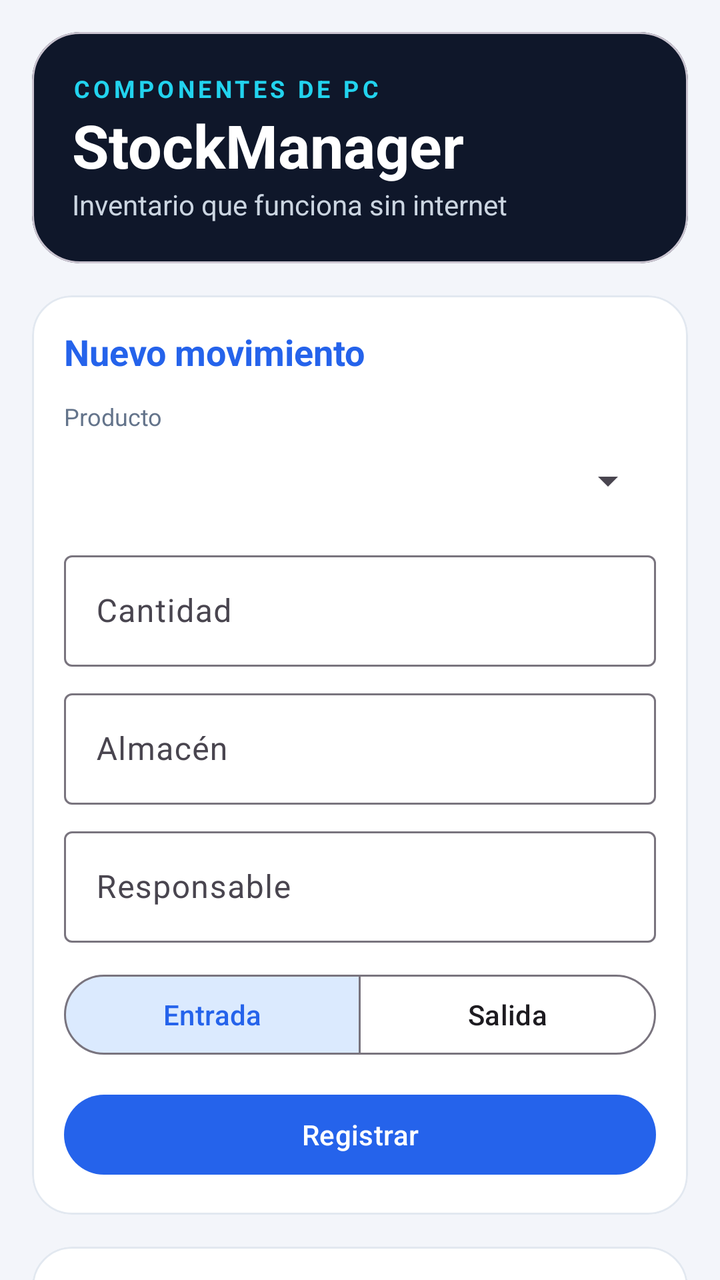
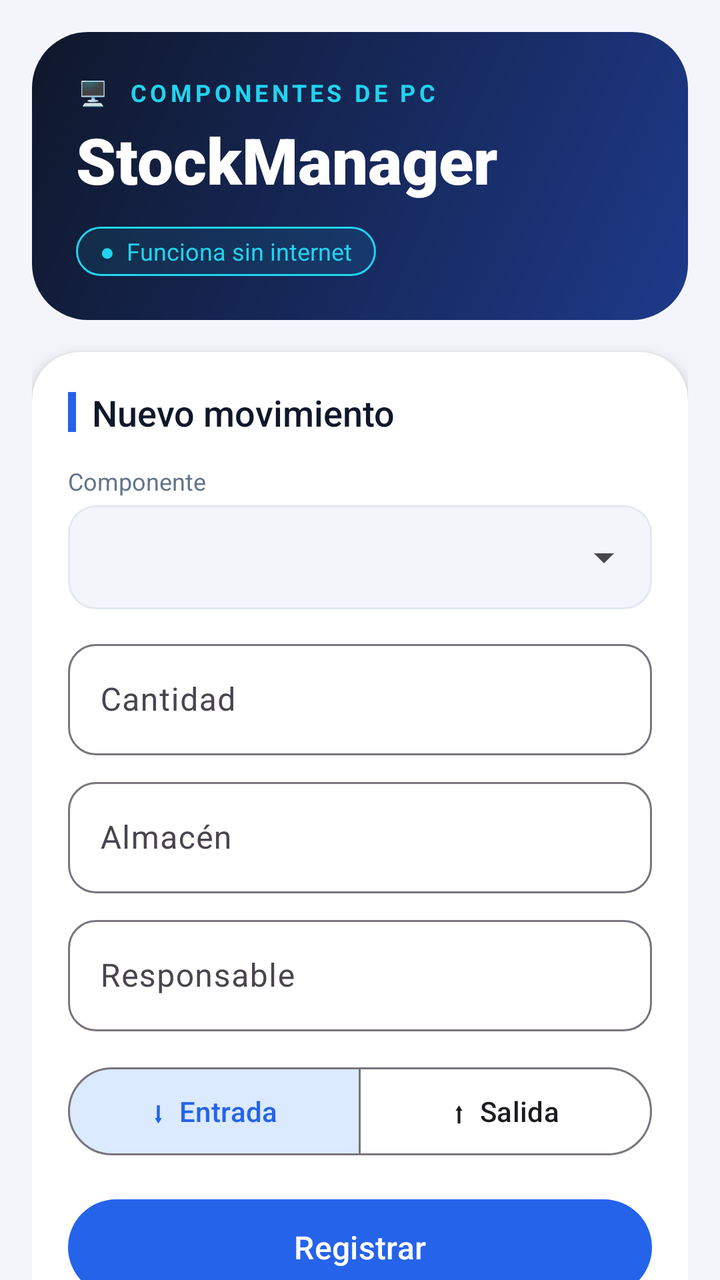

Two renders of the same Android screen: before a commit and after it. Below are the layout's source before the change and the commit's diff.
<!-- AndroidManifest.xml: application theme Theme.StockManager -->
<!-- res/layout/activity_main.xml -->
<?xml version="1.0" encoding="utf-8"?>
<androidx.core.widget.NestedScrollView
    xmlns:android="http://schemas.android.com/apk/res/android"
    xmlns:app="http://schemas.android.com/apk/res-auto"
    android:layout_width="match_parent"
    android:layout_height="match_parent"
    android:background="@color/sm_fondo"
    android:clipToPadding="false"
    android:theme="@style/ThemeOverlay.StockManager">

    <LinearLayout
        android:layout_width="match_parent"
        android:layout_height="wrap_content"
        android:orientation="vertical"
        android:padding="16dp">

        
        <com.google.android.material.card.MaterialCardView
            android:layout_width="match_parent"
            android:layout_height="wrap_content"
            app:cardBackgroundColor="@color/sm_header"
            app:cardCornerRadius="24dp"
            app:cardElevation="0dp">

            <LinearLayout
                android:layout_width="match_parent"
                android:layout_height="wrap_content"
                android:orientation="vertical"
                android:padding="20dp">

                <TextView
                    android:layout_width="wrap_content"
                    android:layout_height="wrap_content"
                    android:letterSpacing="0.15"
                    android:text="COMPONENTES DE PC"
                    android:textColor="@color/sm_cian"
                    android:textSize="12sp"
                    android:textStyle="bold" />

                <TextView
                    android:layout_width="wrap_content"
                    android:layout_height="wrap_content"
                    android:text="StockManager"
                    android:textColor="@android:color/white"
                    android:textSize="30sp"
                    android:textStyle="bold" />

                <TextView
                    android:layout_width="wrap_content"
                    android:layout_height="wrap_content"
                    android:text="Inventario que funciona sin internet"
                    android:textColor="@color/sm_subtitulo" />
            </LinearLayout>
        </com.google.android.material.card.MaterialCardView>

        
        <com.google.android.material.card.MaterialCardView
            android:layout_width="match_parent"
            android:layout_height="wrap_content"
            android:layout_marginTop="16dp"
            app:cardBackgroundColor="@color/sm_superficie"
            app:cardCornerRadius="20dp"
            app:cardElevation="0dp"
            app:strokeColor="@color/sm_borde"
            app:strokeWidth="1dp">

            <LinearLayout
                android:layout_width="match_parent"
                android:layout_height="wrap_content"
                android:orientation="vertical"
                android:padding="16dp">

                <TextView
                    android:layout_width="wrap_content"
                    android:layout_height="wrap_content"
                    android:text="Nuevo movimiento"
                    android:textColor="@color/sm_primario"
                    android:textSize="18sp"
                    android:textStyle="bold" />

                <TextView
                    android:layout_width="wrap_content"
                    android:layout_height="wrap_content"
                    android:layout_marginTop="12dp"
                    android:text="Producto"
                    android:textColor="@color/sm_gris"
                    android:textSize="12sp" />

                <Spinner
                    android:id="@+id/spProducto"
                    android:layout_width="match_parent"
                    android:layout_height="wrap_content"
                    android:minHeight="48dp" />

                <com.google.android.material.textfield.TextInputLayout
                    style="@style/Widget.Material3.TextInputLayout.OutlinedBox"
                    android:layout_width="match_parent"
                    android:layout_height="wrap_content"
                    android:layout_marginTop="8dp"
                    android:hint="Cantidad">

                    <com.google.android.material.textfield.TextInputEditText
                        android:id="@+id/etCantidad"
                        android:layout_width="match_parent"
                        android:layout_height="wrap_content"
                        android:inputType="number" />
                </com.google.android.material.textfield.TextInputLayout>

                <com.google.android.material.textfield.TextInputLayout
                    style="@style/Widget.Material3.TextInputLayout.OutlinedBox"
                    android:layout_width="match_parent"
                    android:layout_height="wrap_content"
                    android:layout_marginTop="8dp"
                    android:hint="Almacén">

                    <com.google.android.material.textfield.TextInputEditText
                        android:id="@+id/etAlmacen"
                        android:layout_width="match_parent"
                        android:layout_height="wrap_content"
                        android:inputType="textCapWords" />
                </com.google.android.material.textfield.TextInputLayout>

                <com.google.android.material.textfield.TextInputLayout
                    style="@style/Widget.Material3.TextInputLayout.OutlinedBox"
                    android:layout_width="match_parent"
                    android:layout_height="wrap_content"
                    android:layout_marginTop="8dp"
                    android:hint="Responsable">

                    <com.google.android.material.textfield.TextInputEditText
                        android:id="@+id/etResponsable"
                        android:layout_width="match_parent"
                        android:layout_height="wrap_content"
                        android:inputType="textPersonName|textCapWords" />
                </com.google.android.material.textfield.TextInputLayout>

                <com.google.android.material.button.MaterialButtonToggleGroup
                    android:id="@+id/rgTipo"
                    android:layout_width="match_parent"
                    android:layout_height="wrap_content"
                    android:layout_marginTop="12dp"
                    app:checkedButton="@id/rbEntrada"
                    app:selectionRequired="true"
                    app:singleSelection="true">

                    <com.google.android.material.button.MaterialButton
                        android:id="@+id/rbEntrada"
                        style="?attr/materialButtonOutlinedStyle"
                        android:layout_width="0dp"
                        android:layout_height="wrap_content"
                        android:layout_weight="1"
                        android:text="Entrada" />

                    <com.google.android.material.button.MaterialButton
                        android:id="@+id/rbSalida"
                        style="?attr/materialButtonOutlinedStyle"
                        android:layout_width="0dp"
                        android:layout_height="wrap_content"
                        android:layout_weight="1"
                        android:text="Salida" />
                </com.google.android.material.button.MaterialButtonToggleGroup>

                <LinearLayout
                    android:layout_width="match_parent"
                    android:layout_height="wrap_content"
                    android:layout_marginTop="12dp"
                    android:orientation="horizontal">

                    <com.google.android.material.button.MaterialButton
                        android:id="@+id/btnGuardar"
                        android:layout_width="0dp"
                        android:layout_height="wrap_content"
                        android:layout_weight="1"
                        android:text="Registrar" />

                    <com.google.android.material.button.MaterialButton
                        android:id="@+id/btnCancelar"
                        style="@style/Widget.Material3.Button.TextButton"
                        android:layout_width="wrap_content"
                        android:layout_height="wrap_content"
                        android:text="Cancelar"
                        android:visibility="gone" />
                </LinearLayout>
            </LinearLayout>
        </com.google.android.material.card.MaterialCardView>

        
        <com.google.android.material.card.MaterialCardView
            android:layout_width="match_parent"
            android:layout_height="wrap_content"
            android:layout_marginTop="16dp"
            app:cardBackgroundColor="@color/sm_superficie"
            app:cardCornerRadius="20dp"
            app:cardElevation="0dp"
            app:strokeColor="@color/sm_borde"
            app:strokeWidth="1dp">

            <LinearLayout
                android:layout_width="match_parent"
                android:layout_height="wrap_content"
                android:orientation="vertical"
                android:padding="16dp">

                <TextView
                    android:layout_width="wrap_content"
                    android:layout_height="wrap_content"
                    android:text="Stock actual"
                    android:textColor="@color/sm_primario"
                    android:textSize="18sp"
                    android:textStyle="bold" />

                <TextView
                    android:id="@+id/tvStock"
                    android:layout_width="match_parent"
                    android:layout_height="wrap_content"
                    android:layout_marginTop="8dp"
                    android:lineSpacingExtra="6dp"
                    android:text="Cargando…"
                    android:textColor="@color/sm_header" />
            </LinearLayout>
        </com.google.android.material.card.MaterialCardView>

        
        <TextView
            android:layout_width="wrap_content"
            android:layout_height="wrap_content"
            android:layout_marginStart="4dp"
            android:layout_marginTop="20dp"
            android:text="Historial de movimientos"
            android:textColor="@color/sm_header"
            android:textSize="18sp"
            android:textStyle="bold" />

        <androidx.recyclerview.widget.RecyclerView
            android:id="@+id/rvMovimientos"
            android:layout_width="match_parent"
            android:layout_height="wrap_content"
            android:nestedScrollingEnabled="false" />
    </LinearLayout>
</androidx.core.widget.NestedScrollView>
<!-- resources referenced by this layout -->
<resources>
  <color name="sm_borde">#E2E8F0</color>
  <color name="sm_cian">#22D3EE</color>
  <color name="sm_fondo">#F3F5FA</color>
  <color name="sm_gris">#64748B</color>
  <color name="sm_header">#0F172A</color>
  <color name="sm_primario">#2563EB</color>
  <color name="sm_subtitulo">#CBD5E1</color>
  <color name="sm_superficie">#FFFFFF</color>
  <style name="ThemeOverlay.StockManager" parent="ThemeOverlay.Material3">
          <item name="colorPrimary">@color/sm_primario</item>
          <item name="colorOnPrimary">@android:color/white</item>
          <item name="colorPrimaryContainer">@color/sm_primario_suave</item>
          <item name="colorOnPrimaryContainer">@color/sm_primario</item>
          <item name="colorSecondary">@color/sm_primario</item>
          <item name="colorOnSecondary">@android:color/white</item>
          <item name="colorSecondaryContainer">@color/sm_primario_suave</item>
          <item name="colorOnSecondaryContainer">@color/sm_primario</item>
          <item name="colorControlActivated">@color/sm_primario</item>
      </style>
  <style name="Theme.StockManager" parent="Base.Theme.StockManager" />
  <color name="sm_primario_suave">#DBEAFE</color>
  <style name="Base.Theme.StockManager" parent="Theme.Material3.DayNight.NoActionBar">
          
          
      </style>
</resources>

<!-- the commit's change to res/layout/activity_main.xml (unified diff, before → after) -->
@@ -15,43 +15,44 @@
         android:padding="16dp">
 
         
-        <com.google.android.material.card.MaterialCardView
+        <LinearLayout
             android:layout_width="match_parent"
             android:layout_height="wrap_content"
-            app:cardBackgroundColor="@color/sm_header"
-            app:cardCornerRadius="24dp"
-            app:cardElevation="0dp">
-
-            <LinearLayout
-                android:layout_width="match_parent"
-                android:layout_height="wrap_content"
-                android:orientation="vertical"
-                android:padding="20dp">
-
-                <TextView
-                    android:layout_width="wrap_content"
-                    android:layout_height="wrap_content"
-                    android:letterSpacing="0.15"
-                    android:text="COMPONENTES DE PC"
-                    android:textColor="@color/sm_cian"
-                    android:textSize="12sp"
-                    android:textStyle="bold" />
-
-                <TextView
-                    android:layout_width="wrap_content"
-                    android:layout_height="wrap_content"
-                    android:text="StockManager"
-                    android:textColor="@android:color/white"
-                    android:textSize="30sp"
-                    android:textStyle="bold" />
-
-                <TextView
-                    android:layout_width="wrap_content"
-                    android:layout_height="wrap_content"
-                    android:text="Inventario que funciona sin internet"
-                    android:textColor="@color/sm_subtitulo" />
-            </LinearLayout>
-        </com.google.android.material.card.MaterialCardView>
+            android:background="@drawable/fondo_encabezado"
+            android:orientation="vertical"
+            android:padding="22dp">
+
+            <TextView
+                android:layout_width="wrap_content"
+                android:layout_height="wrap_content"
+                android:letterSpacing="0.15"
+                android:text="🖥️  COMPONENTES DE PC"
+                android:textColor="@color/sm_cian"
+                android:textSize="12sp"
+                android:textStyle="bold" />
+
+            <TextView
+                android:layout_width="wrap_content"
+                android:layout_height="wrap_content"
+                android:layout_marginTop="4dp"
+                android:fontFamily="sans-serif-black"
+                android:text="StockManager"
+                android:textColor="@android:color/white"
+                android:textSize="32sp" />
+
+            <TextView
+                android:layout_width="wrap_content"
+                android:layout_height="wrap_content"
+                android:layout_marginTop="12dp"
+                android:background="@drawable/etiqueta_cian"
+                android:paddingStart="12dp"
+                android:paddingTop="4dp"
+                android:paddingEnd="12dp"
+                android:paddingBottom="4dp"
+                android:text="●  Funciona sin internet"
+                android:textColor="@color/sm_cian"
+                android:textSize="12sp" />
+        </LinearLayout>
 
         
         <com.google.android.material.card.MaterialCardView
@@ -59,45 +60,72 @@
             android:layout_height="wrap_content"
             android:layout_marginTop="16dp"
             app:cardBackgroundColor="@color/sm_superficie"
-            app:cardCornerRadius="20dp"
-            app:cardElevation="0dp"
-            app:strokeColor="@color/sm_borde"
-            app:strokeWidth="1dp">
+            app:cardCornerRadius="24dp"
+            app:cardElevation="4dp"
+            app:strokeWidth="0dp">
 
             <LinearLayout
                 android:layout_width="match_parent"
                 android:layout_height="wrap_content"
                 android:orientation="vertical"
-                android:padding="16dp">
+                android:padding="18dp">
+
+                <LinearLayout
+                    android:layout_width="wrap_content"
+                    android:layout_height="wrap_content"
+                    android:gravity="center_vertical"
+                    android:orientation="horizontal">
+
+                    <View
+                        android:layout_width="4dp"
+                        android:layout_height="20dp"
+                        android:background="@color/sm_primario" />
+
+                    <TextView
+                        android:layout_width="wrap_content"
+                        android:layout_height="wrap_content"
+                        android:layout_marginStart="8dp"
+                        android:fontFamily="sans-serif-medium"
+                        android:text="Nuevo movimiento"
+                        android:textColor="@color/sm_header"
+                        android:textSize="18sp" />
+                </LinearLayout>
 
                 <TextView
                     android:layout_width="wrap_content"
                     android:layout_height="wrap_content"
-                    android:text="Nuevo movimiento"
-                    android:textColor="@color/sm_primario"
-                    android:textSize="18sp"
-                    android:textStyle="bold" />
-
-                <TextView
-                    android:layout_width="wrap_content"
-                    android:layout_height="wrap_content"
-                    android:layout_marginTop="12dp"
-                    android:text="Producto"
+                    android:layout_marginTop="14dp"
+                    android:text="Componente"
                     android:textColor="@color/sm_gris"
                     android:textSize="12sp" />
 
-                <Spinner
-                    android:id="@+id/spProducto"
-                    android:layout_width="match_parent"
-                    android:layout_height="wrap_content"
-                    android:minHeight="48dp" />
+                <com.google.android.material.card.MaterialCardView
+                    android:layout_width="match_parent"
+                    android:layout_height="wrap_content"
+                    android:layout_marginTop="4dp"
+                    app:cardBackgroundColor="@color/sm_fondo"
+                    app:cardCornerRadius="14dp"
+                    app:cardElevation="0dp"
+                    app:strokeColor="@color/sm_borde"
+                    app:strokeWidth="1dp">
+
+                    <Spinner
+                        android:id="@+id/spProducto"
+                        android:layout_width="match_parent"
+                        android:layout_height="wrap_content"
+                        android:minHeight="52dp" />
+                </com.google.android.material.card.MaterialCardView>
 
                 <com.google.android.material.textfield.TextInputLayout
                     style="@style/Widget.Material3.TextInputLayout.OutlinedBox"
                     android:layout_width="match_parent"
                     android:layout_height="wrap_content"
-                    android:layout_marginTop="8dp"
-                    android:hint="Cantidad">
+                    android:layout_marginTop="12dp"
+                    android:hint="Cantidad"
+                    app:boxCornerRadiusBottomEnd="14dp"
+                    app:boxCornerRadiusBottomStart="14dp"
+                    app:boxCornerRadiusTopEnd="14dp"
+                    app:boxCornerRadiusTopStart="14dp">
 
                     <com.google.android.material.textfield.TextInputEditText
                         android:id="@+id/etCantidad"
@@ -111,7 +139,11 @@
                     android:layout_width="match_parent"
                     android:layout_height="wrap_content"
                     android:layout_marginTop="8dp"
-                    android:hint="Almacén">
+                    android:hint="Almacén"
+                    app:boxCornerRadiusBottomEnd="14dp"
+                    app:boxCornerRadiusBottomStart="14dp"
+                    app:boxCornerRadiusTopEnd="14dp"
+                    app:boxCornerRadiusTopStart="14dp">
 
                     <com.google.android.material.textfield.TextInputEditText
                         android:id="@+id/etAlmacen"
@@ -125,7 +157,11 @@
                     android:layout_width="match_parent"
                     android:layout_height="wrap_content"
                     android:layout_marginTop="8dp"
-                    android:hint="Responsable">
+                    android:hint="Responsable"
+                    app:boxCornerRadiusBottomEnd="14dp"
+                    app:boxCornerRadiusBottomStart="14dp"
+                    app:boxCornerRadiusTopEnd="14dp"
+                    app:boxCornerRadiusTopStart="14dp">
 
                     <com.google.android.material.textfield.TextInputEditText
                         android:id="@+id/etResponsable"
@@ -138,7 +174,7 @@
                     android:id="@+id/rgTipo"
                     android:layout_width="match_parent"
                     android:layout_height="wrap_content"
-                    android:layout_marginTop="12dp"
+                    android:layout_marginTop="14dp"
                     app:checkedButton="@id/rbEntrada"
                     app:selectionRequired="true"
                     app:singleSelection="true">
@@ -147,39 +183,48 @@
                         android:id="@+id/rbEntrada"
                         style="?attr/materialButtonOutlinedStyle"
                         android:layout_width="0dp"
-                        android:layout_height="wrap_content"
+                        android:layout_height="52dp"
                         android:layout_weight="1"
-                        android:text="Entrada" />
+                        android:text="⬇  Entrada"
+                        android:textAllCaps="false" />
 
                     <com.google.android.material.button.MaterialButton
                         android:id="@+id/rbSalida"
                         style="?attr/materialButtonOutlinedStyle"
                         android:layout_width="0dp"
-                        android:layout_height="wrap_content"
+                        android:layout_height="52dp"
                         android:layout_weight="1"
-                        android:text="Salida" />
+                        android:text="⬆  Salida"
+                        android:textAllCaps="false" />
                 </com.google.android.material.button.MaterialButtonToggleGroup>
 
                 <LinearLayout
                     android:layout_width="match_parent"
                     android:layout_height="wrap_content"
-                    android:layout_marginTop="12dp"
+                    android:layout_marginTop="14dp"
                     android:orientation="horizontal">
 
                     <com.google.android.material.button.MaterialButton
                         android:id="@+id/btnGuardar"
                         android:layout_width="0dp"
-                        android:layout_height="wrap_content"
+                        android:layout_height="56dp"
                         android:layout_weight="1"
-                        android:text="Registrar" />
+                        android:fontFamily="sans-serif-medium"
+                        android:text="Registrar"
+                        android:textAllCaps="false"
+                        android:textSize="16sp"
+                        app:cornerRadius="28dp" />
 
                     <com.google.android.material.button.MaterialButton
                         android:id="@+id/btnCancelar"
-                        style="@style/Widget.Material3.Button.TextButton"
+                        style="?attr/materialButtonOutlinedStyle"
                         android:layout_width="wrap_content"
-                        android:layout_height="wrap_content"
+                        android:layout_height="56dp"
+                        android:layout_marginStart="8dp"
                         android:text="Cancelar"
-                        android:visibility="gone" />
+                        android:textAllCaps="false"
+                        android:visibility="gone"
+                        app:cornerRadius="28dp" />
                 </LinearLayout>
             </LinearLayout>
         </com.google.android.material.card.MaterialCardView>
@@ -190,46 +235,74 @@
             android:layout_height="wrap_content"
             android:layout_marginTop="16dp"
             app:cardBackgroundColor="@color/sm_superficie"
-            app:cardCornerRadius="20dp"
+            app:cardCornerRadius="24dp"
             app:cardElevation="0dp"
-            app:strokeColor="@color/sm_borde"
-            app:strokeWidth="1dp">
+            app:strokeColor="@color/sm_cian"
+            app:strokeWidth="2dp">
 
             <LinearLayout
                 android:layout_width="match_parent"
                 android:layout_height="wrap_content"
                 android:orientation="vertical"
-                android:padding="16dp">
-
-                <TextView
+                android:padding="18dp">
+
+                <LinearLayout
                     android:layout_width="wrap_content"
                     android:layout_height="wrap_content"
-                    android:text="Stock actual"
-                    android:textColor="@color/sm_primario"
-                    android:textSize="18sp"
-                    android:textStyle="bold" />
+                    android:gravity="center_vertical"
+                    android:orientation="horizontal">
+
+                    <View
+                        android:layout_width="4dp"
+                        android:layout_height="20dp"
+                        android:background="@color/sm_cian" />
+
+                    <TextView
+                        android:layout_width="wrap_content"
+                        android:layout_height="wrap_content"
+                        android:layout_marginStart="8dp"
+                        android:fontFamily="sans-serif-medium"
+                        android:text="Stock actual"
+                        android:textColor="@color/sm_header"
+                        android:textSize="18sp" />
+                </LinearLayout>
 
                 <TextView
                     android:id="@+id/tvStock"
                     android:layout_width="match_parent"
                     android:layout_height="wrap_content"
-                    android:layout_marginTop="8dp"
-                    android:lineSpacingExtra="6dp"
+                    android:layout_marginTop="10dp"
+                    android:lineSpacingExtra="8dp"
                     android:text="Cargando…"
-                    android:textColor="@color/sm_header" />
+                    android:textColor="@color/sm_header"
+                    android:textSize="14sp"
+                    android:typeface="monospace" />
             </LinearLayout>
         </com.google.android.material.card.MaterialCardView>
 
         
-        <TextView
+        <LinearLayout
             android:layout_width="wrap_content"
             android:layout_height="wrap_content"
             android:layout_marginStart="4dp"
-            android:layout_marginTop="20dp"
-            android:text="Historial de movimientos"
-            android:textColor="@color/sm_header"
-            android:textSize="18sp"
-            android:textStyle="bold" />
+            android:layout_marginTop="22dp"
+            android:gravity="center_vertical"
+            android:orientation="horizontal">
+
+            <View
+                android:layout_width="4dp"
+                android:layout_height="20dp"
+                android:background="@color/sm_primario" />
+
+            <TextView
+                android:layout_width="wrap_content"
+                android:layout_height="wrap_content"
+                android:layout_marginStart="8dp"
+                android:fontFamily="sans-serif-medium"
+                android:text="Historial de movimientos"
+                android:textColor="@color/sm_header"
+                android:textSize="18sp" />
+        </LinearLayout>
 
         <androidx.recyclerview.widget.RecyclerView
             android:id="@+id/rvMovimientos"
<!-- resource entries referenced after the edit -->
@@ -6,8 +6,27 @@
   <color name="sm_gris">#64748B</color>
   <color name="sm_header">#0F172A</color>
   <color name="sm_primario">#2563EB</color>
-  <color name="sm_subtitulo">#CBD5E1</color>
   <color name="sm_superficie">#FFFFFF</color>
+  <!-- drawable etiqueta_cian (drawable) -->
+  <?xml version="1.0" encoding="utf-8"?>
+  <shape xmlns:android="http://schemas.android.com/apk/res/android"
+      android:shape="rectangle">
+      <solid android:color="#1422D3EE" />
+      <stroke
+          android:width="1dp"
+          android:color="@color/sm_cian" />
+      <corners android:radius="50dp" />
+  </shape>
+  <!-- drawable fondo_encabezado (drawable) -->
+  <?xml version="1.0" encoding="utf-8"?>
+  <shape xmlns:android="http://schemas.android.com/apk/res/android"
+      android:shape="rectangle">
+      <gradient
+          android:angle="315"
+          android:endColor="#1E3A8A"
+          android:startColor="#0F172A" />
+      <corners android:radius="28dp" />
+  </shape>
   <style name="ThemeOverlay.StockManager" parent="ThemeOverlay.Material3">
           <item name="colorPrimary">@color/sm_primario</item>
           <item name="colorOnPrimary">@android:color/white</item>
